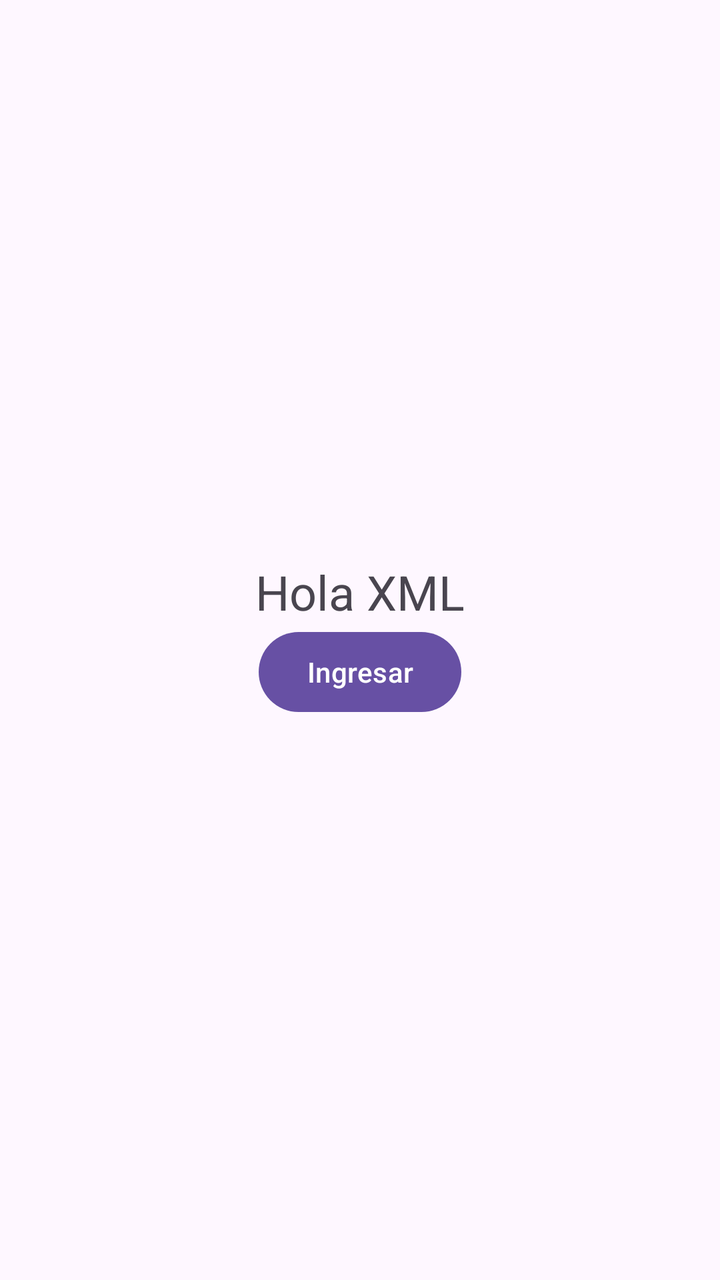
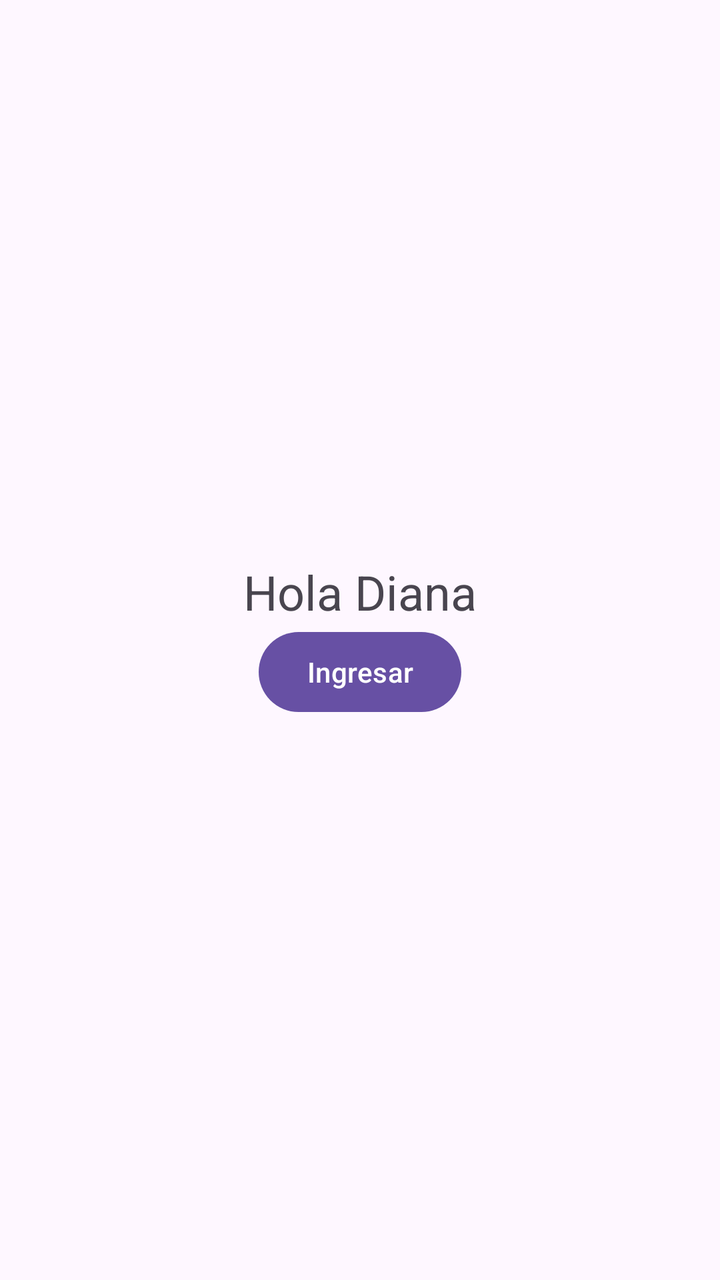

Before-and-after screenshots of an Android layout around one commit, followed by the original layout XML and the change that was made.
<!-- AndroidManifest.xml: application theme Theme.MyApplication -->
<!-- res/layout/activity_main.xml -->
<?xml version="1.0" encoding="utf-8"?>
<LinearLayout
    xmlns:android="http://schemas.android.com/apk/res/android"
    android:layout_width="match_parent"
    android:layout_height="match_parent"
    android:orientation="vertical"
    android:gravity="center">

    <TextView
        android:layout_width="wrap_content"
        android:layout_height="wrap_content"
        android:text="Hola XML"
        android:textSize="24sp" />

    <Button
        android:id="@+id/btnPrincipal"  android:layout_width="wrap_content"
        android:layout_height="wrap_content"
        android:text="Ingresar" />

</LinearLayout>
<!-- resources referenced by this layout -->
<resources>
  <style name="Theme.MyApplication" parent="Base.Theme.MyApplication" />
  <style name="Base.Theme.MyApplication" parent="Theme.Material3.DayNight.NoActionBar">
          
          
      </style>
</resources>

<!-- the commit's change to res/layout/activity_main.xml (unified diff, before → after) -->
@@ -9,7 +9,7 @@
     <TextView
         android:layout_width="wrap_content"
         android:layout_height="wrap_content"
-        android:text="Hola XML"
+        android:text="Hola Diana"
         android:textSize="24sp" />
 
     <Button
